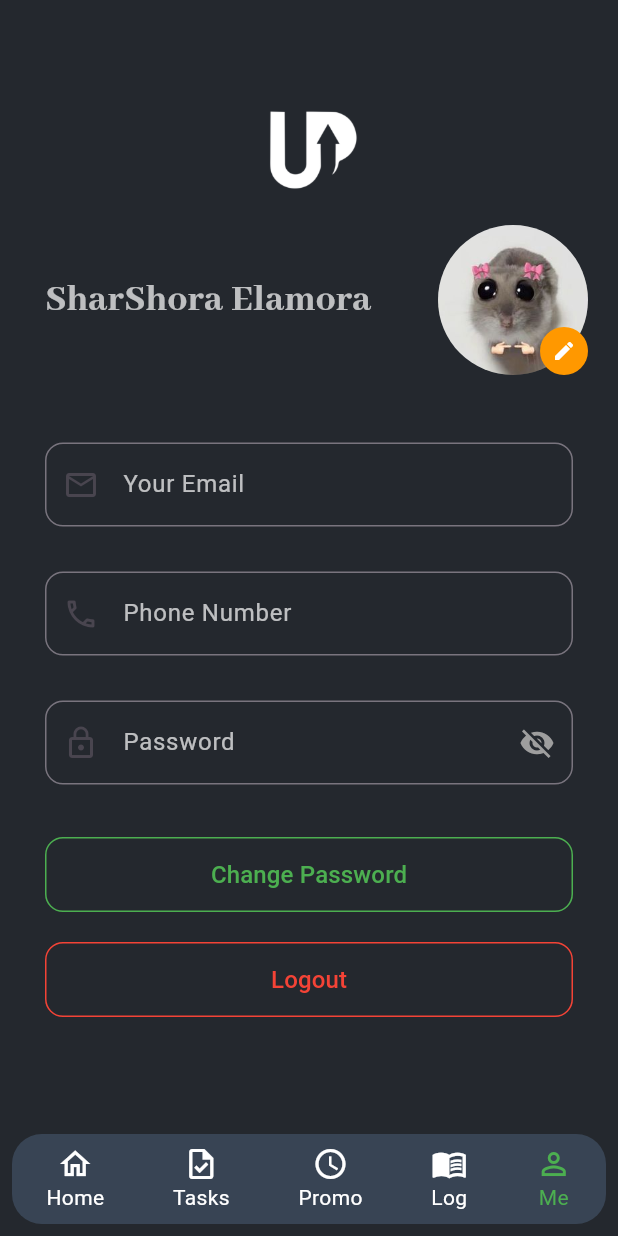
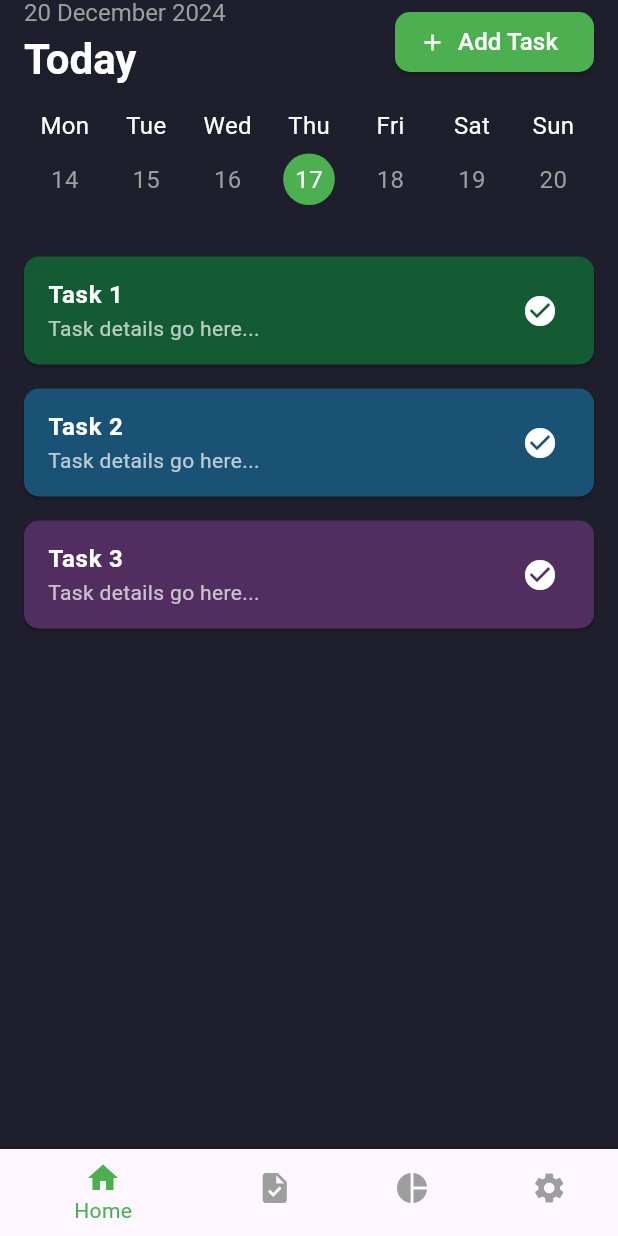
Before and after one commit to hassannasserr/ProgUp-Application, a Flutter app: the screen it shows after launch, on a phone screen of 412 x 824 dp. Run offline on Flutter 3.47's test engine with Material 3 defaults, Android fonts, the phone set to English and light mode, and no system bars.

Commit message:
updates+addtask page

```diff
--- a/lib/main.dart
+++ b/lib/main.dart
@@ -7,27 +7,34 @@ import 'package:srs_app/pages/taskspage.dart';
 import 'package:srs_app/pages/SleepPage.dart';
 import 'package:srs_app/pages/WakeUpPage.dart';
 import 'package:srs_app/pages/ChangePass.dart';
+import 'package:srs_app/pages/ProfilePage.dart';
+import 'package:srs_app/Widgets/taskwidget.dart';
+import 'package:intl/intl.dart'; // لإظهار التاريخ الحقيقي
+import 'pages/AddTask.dart';
 void main() {
+  Intl.defaultLocale = 'en_US';
   runApp(const MyApp());
 }
 
 class MyApp extends StatelessWidget {
   const MyApp({super.key});
+
+  // This widget is the root of your application.
   @override
   Widget build(BuildContext context) {
     return MaterialApp(
       debugShowCheckedModeBanner: false,
-       //home:Wakeuppage(),
-       //home: Homepage(),
-       //home: Login(),
-      home: Profilepage(),
-      //home: ChangePass(),
+      home:TasksPage(),
+      //home: Homepage(),
+      //home:Profilepage(),
+      // home: Homepage(),
+
       routes: {
         '/login': (context) => Login(),
         '/signup': (context) => Signup(),
         '/taskspage': (context) => Taskspage(),
-        '/changepass': (context) => ChangePass(),
-
+        '/profile': (context) => Profilepage(),
+        '/changepass' : (context) => ChangePass(),
 
       },
 
--- /dev/null
+++ b/lib/pages/AddTask.dart
@@ -0,0 +1,146 @@
+import 'package:flutter/material.dart';
+import 'package:intl/intl.dart';
+
+class TasksPage extends StatelessWidget {
+  @override
+  Widget build(BuildContext context) {
+    // الحصول على التاريخ الحالي
+    String currentDate = DateFormat('dd MMMM yyyy').format(DateTime.now());
+
+    return Scaffold(
+      backgroundColor: const Color(0xFF1E1E2C),
+      appBar: AppBar(
+        backgroundColor: const Color(0xFF1E1E2C),
+        elevation: 0,
+        title: Row(
+          mainAxisAlignment: MainAxisAlignment.spaceBetween,
+          children: [
+            // التاريخ وكلمة "Today" على اليسار
+            Column(
+              crossAxisAlignment: CrossAxisAlignment.start,
+              children: [
+                Text(
+                  currentDate,
+                  style: const TextStyle(fontSize: 16, color: Colors.grey),
+                ),
+                const SizedBox(height: 4),
+                Text(
+                  'Today',
+                  style: const TextStyle(
+                    fontSize: 28,
+                    fontWeight: FontWeight.bold,
+                    color: Colors.white,
+                  ),
+                ),
+              ],
+            ),
+            // زر "Add Task" على اليمين
+            ElevatedButton.icon(
+              onPressed: () {
+                // أضف وظيفة عند الضغط على الزر
+              },
+              icon: const Icon(Icons.add, color: Colors.white),
+              label: const Text(
+                'Add Task',
+                style: TextStyle(color: Colors.white, fontSize: 16),
+              ),
+              style: ElevatedButton.styleFrom(
+                backgroundColor: Colors.green, // لون الزر الأخضر
+                shape: RoundedRectangleBorder(
+                  borderRadius: BorderRadius.circular(10), // حواف دائرية
+                ),
+              ),
+            ),
+          ],
+        ),
+      ),
+      body: Column(
+        children: [
+          // شريط الأيام
+          Padding(
+            padding: const EdgeInsets.all(16.0),
+            child: Row(
+              mainAxisAlignment: MainAxisAlignment.spaceAround,
+              children: List.generate(
+                7,
+                    (index) => Column(
+                  children: [
+                    Text(
+                      ['Mon', 'Tue', 'Wed', 'Thu', 'Fri', 'Sat', 'Sun'][index],
+                      style: const TextStyle(color: Colors.white, fontSize: 16),
+                    ),
+                    const SizedBox(height: 5),
+                    Container(
+                      padding: const EdgeInsets.all(8),
+                      decoration: BoxDecoration(
+                        color: index == 3 ? Colors.green : Colors.transparent,
+                        shape: BoxShape.circle,
+                      ),
+                      child: Text(
+                        (14 + index).toString(),
+                        style: TextStyle(
+                          color: index == 3 ? Colors.white : Colors.grey,
+                          fontSize: 16,
+                        ),
+                      ),
+                    ),
+                  ],
+                ),
+              ),
+            ),
+          ),
+          // قائمة المهام
+          Expanded(
+            child: ListView(
+              padding: const EdgeInsets.all(16.0),
+              children: const [
+                TaskCard(title: 'Task 1', color: Color(0xFF145A32)), // لون أغمق
+                TaskCard(title: 'Task 2', color: Color(0xFF1A5276)), // لون أغمق
+                TaskCard(title: 'Task 3', color: Color(0xFF512E5F)), // لون أغمق
+              ],
+            ),
+          ),
+          // شريط التنقل السفلي
+          BottomNavigationBar(
+            backgroundColor: const Color(0xFF1E1E2C),
+            selectedItemColor: Colors.green,
+            unselectedItemColor: Colors.grey,
+            items: const [
+              BottomNavigationBarItem(icon: Icon(Icons.home), label: 'Home'),
+              BottomNavigationBarItem(icon: Icon(Icons.task), label: 'Tasks'),
+              BottomNavigationBarItem(icon: Icon(Icons.pie_chart), label: 'Stats'),
+              BottomNavigationBarItem(icon: Icon(Icons.settings), label: 'Settings'),
+            ],
+          ),
+        ],
+      ),
+    );
+  }
+}
+
+class TaskCard extends StatelessWidget {
+  final String title;
+  final Color color;
+
+  const TaskCard({required this.title, required this.color});
+
+  @override
+  Widget build(BuildContext context) {
+    return Card(
+      color: color,
+      shape: RoundedRectangleBorder(borderRadius: BorderRadius.circular(10)),
+      margin: const EdgeInsets.only(bottom: 16.0),
+      child: ListTile(
+        title: Text(
+          title,
+          style: const TextStyle(color: Colors.white, fontWeight: FontWeight.bold),
+        ),
+        subtitle: const Text(
+          'Task details go here...',
+          style: TextStyle(color: Colors.white70),
+        ),
+        trailing: const Icon(Icons.check_circle, color: Colors.white),
+      ),
+    );
+  }
+}
--- a/pubspec.yaml
+++ b/pubspec.yaml
@@ -30,6 +30,7 @@ environment:
 dependencies:
   flutter:
     sdk: flutter
+  intl: ^0.17.0
 
 
   # The following adds the Cupertino Icons font to your application.
```
Also changed, not shown: pubspec.lock.
